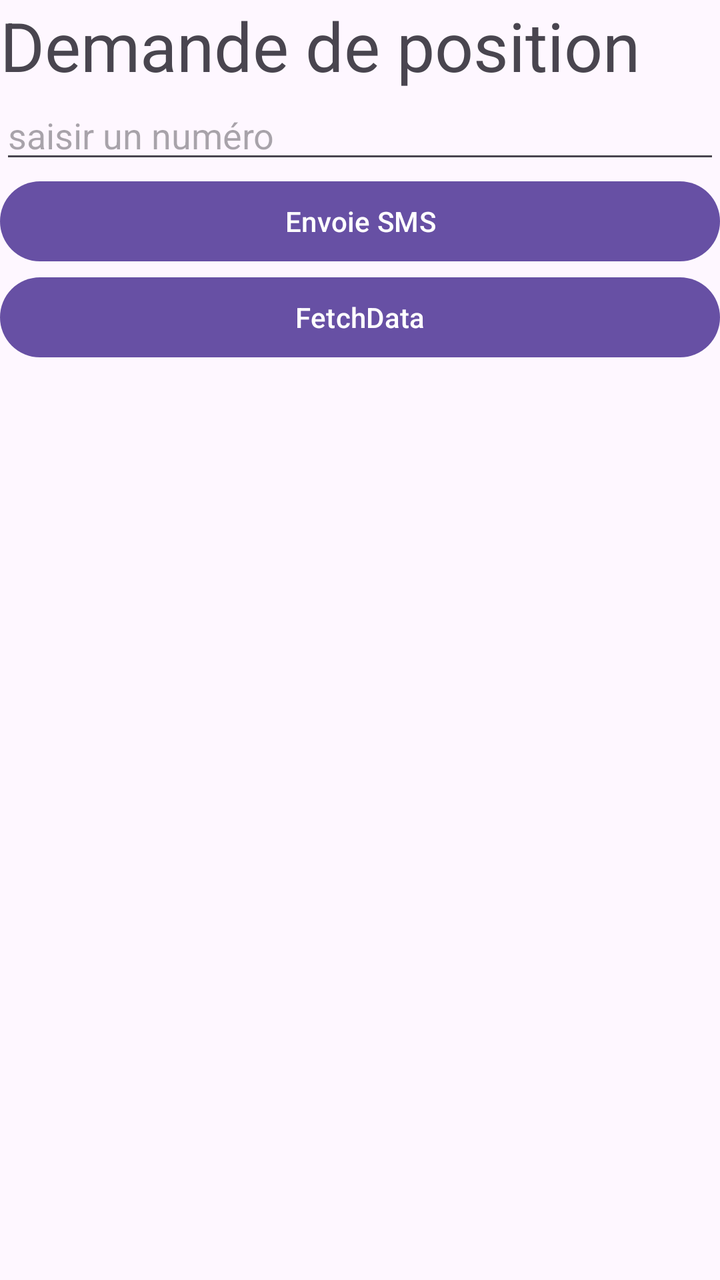
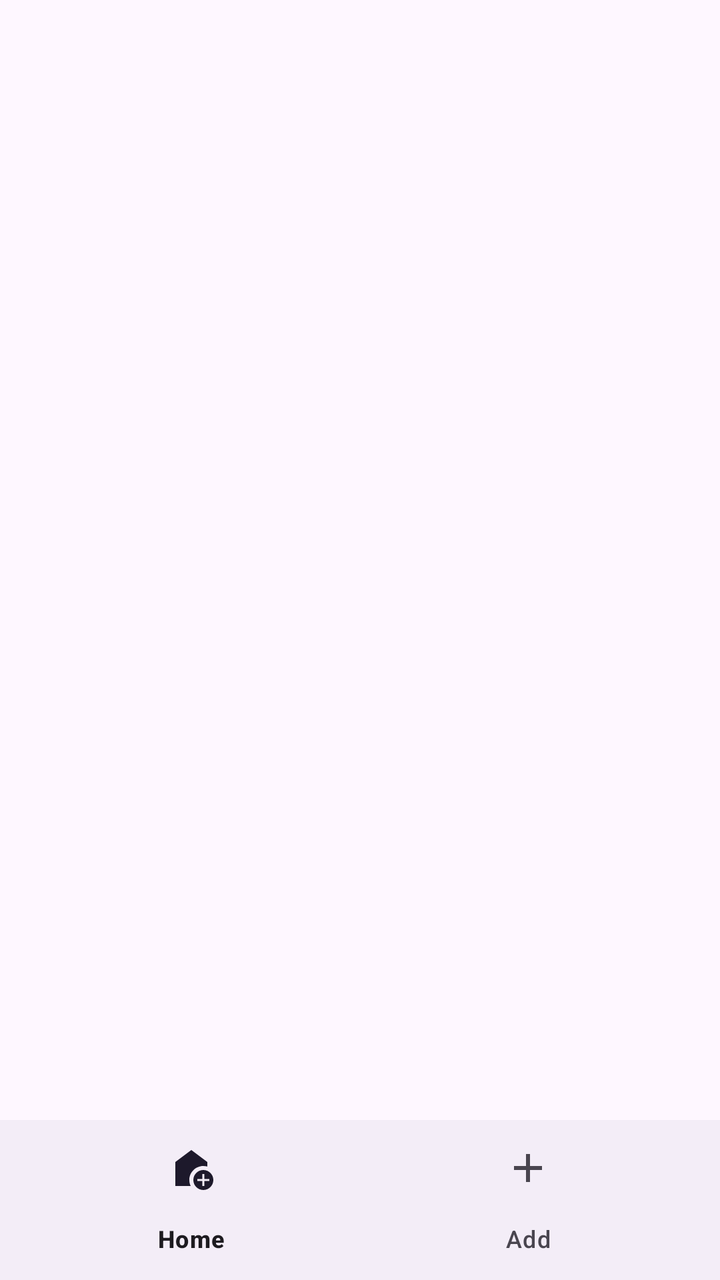

Screens rendered from an Android XML layout before and after an edit, with the pre-edit source and the edit as a unified diff.
<!-- AndroidManifest.xml: application theme Theme.MyBestLocation -->
<!-- res/layout/activity_main.xml -->
<?xml version="1.0" encoding="utf-8"?>
<LinearLayout xmlns:android="http://schemas.android.com/apk/res/android"
    xmlns:app="http://schemas.android.com/apk/res-auto"
    xmlns:tools="http://schemas.android.com/tools"
    android:layout_width="match_parent"
    android:layout_height="match_parent"
    android:orientation="vertical"
    tools:context=".MainActivity" >

    <TextView
        android:id="@+id/textView"
        android:layout_width="match_parent"
        android:layout_height="wrap_content"
        android:text="Demande de position"
        android:textSize="34sp" />

    <EditText
        android:id="@+id/EdPhone"
        android:layout_width="match_parent"
        android:layout_height="wrap_content"
        android:ems="10"
        android:hint="saisir un numéro"
        android:inputType="phone" />

    <Button
        android:id="@+id/btnSendSMS"
        android:layout_width="match_parent"
        android:layout_height="wrap_content"
        android:text="Envoie SMS" />

    <Button
        android:id="@+id/btnFetchData"
        android:layout_width="match_parent"
        android:layout_height="wrap_content"
        android:text="FetchData" />
</LinearLayout>
<!-- resources referenced by this layout -->
<resources>
  <style name="Theme.MyBestLocation" parent="Base.Theme.MyBestLocation" />
  <style name="Base.Theme.MyBestLocation" parent="Theme.Material3.DayNight.NoActionBar">
          
          
      </style>
</resources>

<!-- the commit's change to res/layout/activity_main.xml (unified diff, before → after) -->
@@ -1,36 +1,20 @@
-<?xml version="1.0" encoding="utf-8"?>
+<?xml version="1.0" encoding="UTF-8"?>
 <LinearLayout xmlns:android="http://schemas.android.com/apk/res/android"
-    xmlns:app="http://schemas.android.com/apk/res-auto"
-    xmlns:tools="http://schemas.android.com/tools"
     android:layout_width="match_parent"
     android:layout_height="match_parent"
-    android:orientation="vertical"
-    tools:context=".MainActivity" >
-
-    <TextView
-        android:id="@+id/textView"
+    xmlns:app="http://schemas.android.com/apk/res-auto"
+    android:orientation="vertical">
+    <FrameLayout
+        android:id="@+id/host"
+        android:layout_width="match_parent"
+        android:layout_height="0dp"
+        android:layout_weight="1">
+    </FrameLayout>
+    <com.google.android.material.bottomnavigation.BottomNavigationView
         android:layout_width="match_parent"
         android:layout_height="wrap_content"
-        android:text="Demande de position"
-        android:textSize="34sp" />
-
-    <EditText
-        android:id="@+id/EdPhone"
-        android:layout_width="match_parent"
-        android:layout_height="wrap_content"
-        android:ems="10"
-        android:hint="saisir un numéro"
-        android:inputType="phone" />
-
-    <Button
-        android:id="@+id/btnSendSMS"
-        android:layout_width="match_parent"
-        android:layout_height="wrap_content"
-        android:text="Envoie SMS" />
-
-    <Button
-        android:id="@+id/btnFetchData"
-        android:layout_width="match_parent"
-        android:layout_height="wrap_content"
-        android:text="FetchData" />
+        android:id="@+id/bottom_nav_view"
+        app:menu="@menu/bottom_nav_menu"
+        >
+    </com.google.android.material.bottomnavigation.BottomNavigationView>
 </LinearLayout>
